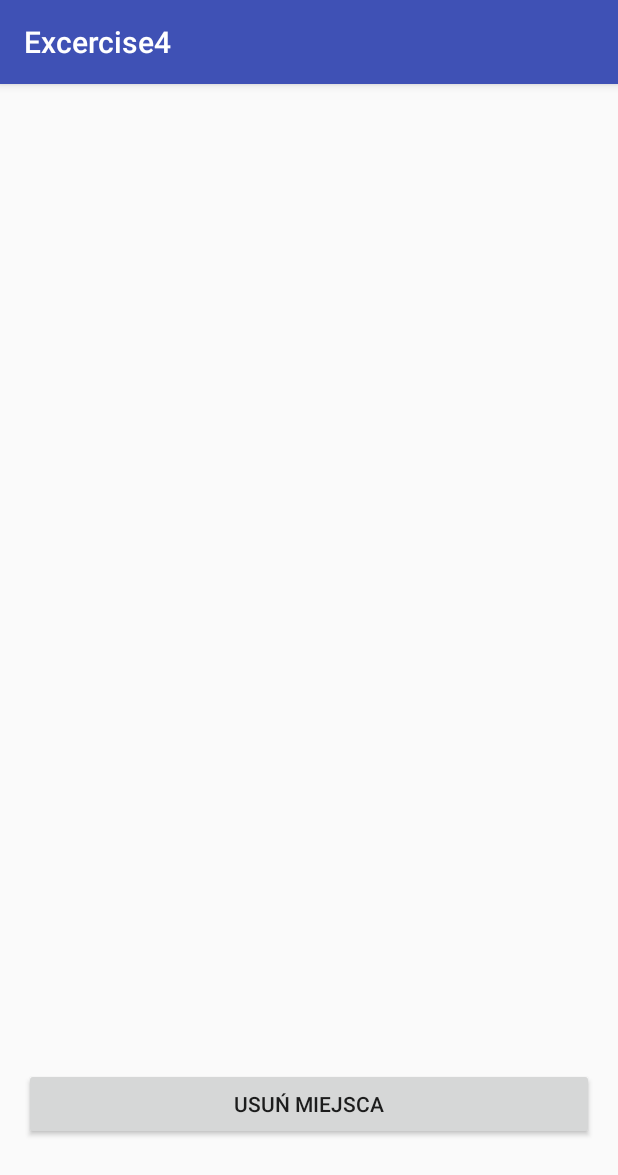
After one commit to xShivan/PJATK-Android, an Android app: the PlacesActivity screen opened directly, with no data from a screen before it, on a phone screen of 412 x 824 dp. The commit adds this screen. Shown: the top 1175 px of the screen. Run offline under Robolectric (Android 15) with nearby library versions, the phone set to English and light mode, and no system bars.

Commit message:
Poprawki nawigacji i odświeżania danych w aplikacji.

```diff
--- a/Excercise4/app/build.gradle
+++ b/Excercise4/app/build.gradle
@@ -24,9 +24,10 @@ dependencies {
     androidTestCompile('com.android.support.test.espresso:espresso-core:2.2.2', {
         exclude group: 'com.android.support', module: 'support-annotations'
     })
+
     compile 'com.android.support:appcompat-v7:25.1.0'
     compile 'com.google.android.gms:play-services:10.0.1'
+    compile 'com.google.code.gson:gson:2.8.0'
+    compile 'com.android.support:design:25.1.0'
     testCompile 'junit:junit:4.12'
-
-    compile 'com.google.code.gson:gson:2.8.0'
 }
--- a/Excercise4/app/src/main/AndroidManifest.xml
+++ b/Excercise4/app/src/main/AndroidManifest.xml
@@ -38,7 +38,8 @@
                 <category android:name="android.intent.category.LAUNCHER" />
             </intent-filter>
         </activity>
-        <activity android:name=".AddPlaceActivity"></activity>
+        <activity android:name=".AddPlaceActivity" />
+        <activity android:name=".PlacesActivity"></activity>
     </application>
 
 </manifest>
--- a/Excercise4/app/src/main/java/net/xshivan/excercise4/AddPlaceActivity.java
+++ b/Excercise4/app/src/main/java/net/xshivan/excercise4/AddPlaceActivity.java
@@ -82,7 +82,7 @@ public class AddPlaceActivity extends AppCompatActivity {
     }
 
     private Location getLocation(String provider) {
-        locationManager.requestLocationUpdates(LocationManager.GPS_PROVIDER, 0, 0, locationListener);
-        return locationManager.getLastKnownLocation(LocationManager.GPS_PROVIDER);
+        locationManager.requestLocationUpdates(provider, 0, 0, locationListener);
+        return locationManager.getLastKnownLocation(provider);
     }
 }
--- /dev/null
+++ b/Excercise4/app/src/main/java/net/xshivan/excercise4/PlaceListViewAdapter.java
@@ -0,0 +1,68 @@
+package net.xshivan.excercise4;
+
+import android.app.Activity;
+import android.view.LayoutInflater;
+import android.view.View;
+import android.view.ViewGroup;
+import android.widget.BaseAdapter;
+import android.widget.TextView;
+
+import java.util.ArrayList;
+
+public class PlaceListViewAdapter extends BaseAdapter {
+
+    private Activity activity;
+
+    public ArrayList<Coordinates> list;
+
+    public PlaceListViewAdapter(Activity activity, ArrayList<Coordinates> list) {
+        super();
+
+        this.activity = activity;
+        this.list = list;
+    }
+
+    @Override
+    public int getCount() {
+        return list.size();
+    }
+
+    @Override
+    public Object getItem(int i) {
+        return list.get(i);
+    }
+
+    @Override
+    public long getItemId(int i) {
+        return 0;
+    }
+
+    @Override
+    public View getView(int position, View convertView, ViewGroup viewGroup) {
+        final PlaceListItemViewModel productListItemViewModel;
+        LayoutInflater inflater =  activity.getLayoutInflater();
+
+        if (convertView == null)
+        {
+            convertView = inflater.inflate(R.layout.place_list_item, null);
+            productListItemViewModel = new PlaceListItemViewModel();
+            productListItemViewModel.textViewPlaceName = (TextView) convertView.findViewById(R.id.textViewPlaceName);
+            productListItemViewModel.textViewPlaceDescription = (TextView) convertView.findViewById(R.id.textViewPlaceDescription);
+            convertView.setTag(productListItemViewModel);
+        }
+        else
+            productListItemViewModel = (PlaceListItemViewModel) convertView.getTag();
+
+        final Coordinates coordinates = list.get(position);
+
+        productListItemViewModel.textViewPlaceName.setText(coordinates.name + " (" + String.format("%.2f",coordinates.latitude) + ", " + String.format("%.2f", coordinates.longitude) + ")");
+        productListItemViewModel.textViewPlaceDescription.setText(coordinates.description);
+
+        return convertView;
+    }
+
+    private class PlaceListItemViewModel {
+        public TextView textViewPlaceName;
+        public TextView textViewPlaceDescription;
+    }
+}
--- /dev/null
+++ b/Excercise4/app/src/main/java/net/xshivan/excercise4/PlacesActivity.java
@@ -0,0 +1,28 @@
+package net.xshivan.excercise4;
+
+import android.support.v7.app.AppCompatActivity;
+import android.os.Bundle;
+import android.view.View;
+import android.widget.ListView;
+
+public class PlacesActivity extends AppCompatActivity {
+
+    public void handleDeletePlacesClick(View view) {
+        CoordinateManager.clearAll(getApplicationContext());
+        initializePlaceList();
+    }
+
+    @Override
+    protected void onCreate(Bundle savedInstanceState) {
+        super.onCreate(savedInstanceState);
+        setContentView(R.layout.activity_places);
+        initializePlaceList();
+    }
+
+    private void initializePlaceList() {
+        PlaceListViewAdapter adapter = new PlaceListViewAdapter(this, CoordinateManager.getCoordinates());
+        ListView listViewProducts = (ListView) findViewById(R.id.listViewPlaces);
+        listViewProducts.setAdapter(adapter);
+        adapter.notifyDataSetChanged();
+    }
+}
--- /dev/null
+++ b/Excercise4/app/src/main/res/layout/activity_places.xml
@@ -0,0 +1,35 @@
+<?xml version="1.0" encoding="utf-8"?>
+<RelativeLayout xmlns:android="http://schemas.android.com/apk/res/android"
+    xmlns:tools="http://schemas.android.com/tools"
+    android:id="@+id/activity_places"
+    android:layout_width="match_parent"
+    android:layout_height="match_parent"
+    android:paddingBottom="@dimen/activity_vertical_margin"
+    android:paddingLeft="@dimen/activity_horizontal_margin"
+    android:paddingRight="@dimen/activity_horizontal_margin"
+    android:paddingTop="@dimen/activity_vertical_margin"
+    tools:context="net.xshivan.excercise4.PlacesActivity">
+
+    <LinearLayout
+        android:orientation="vertical"
+        android:layout_width="match_parent"
+        android:layout_height="match_parent"
+        android:layout_alignParentTop="true"
+        android:layout_alignParentLeft="true"
+        android:layout_alignParentStart="true"
+        android:weightSum="1">
+
+        <ListView
+            android:layout_width="match_parent"
+            android:layout_height="407dp"
+            android:layout_weight="0.83"
+            android:id="@+id/listViewPlaces" />
+
+        <Button
+            android:text="Usuń miejsca"
+            android:layout_width="match_parent"
+            android:layout_height="wrap_content"
+            android:id="@+id/btnClear"
+            android:onClick="handleDeletePlacesClick" />
+    </LinearLayout>
+</RelativeLayout>
--- a/Excercise4/app/src/main/res/values/dimens.xml
+++ b/Excercise4/app/src/main/res/values/dimens.xml
@@ -2,4 +2,5 @@
     <!-- Default screen margins, per the Android Design guidelines. -->
     <dimen name="activity_horizontal_margin">16dp</dimen>
     <dimen name="activity_vertical_margin">16dp</dimen>
+    <dimen name="fab_margin">16dp</dimen>
 </resources>
--- a/Excercise4/app/src/main/res/values/strings.xml
+++ b/Excercise4/app/src/main/res/values/strings.xml
@@ -1,4 +1,5 @@
 <resources>
     <string name="app_name">Excercise4</string>
     <string name="title_activity_maps">Moje miejsca</string>
+    <string name="title_activity_places">PlacesActivity</string>
 </resources>
```
Also changed, not shown: Excercise4/app/src/main/java/net/xshivan/excercise4/CoordinateManager.java (+23 -15 lines), Excercise4/app/src/main/java/net/xshivan/excercise4/MapsActivity.java (+24 -10 lines), Excercise4/app/src/main/res/layout/activity_maps.xml (+12 -0 lines), Excercise4/app/src/main/res/layout/place_list_item.xml (added, +25 -0 lines), Excercise4/app/src/main/res/values-v21/styles.xml (added, +9 -0 lines), Excercise4/app/src/main/res/values/styles.xml (+9 -0 lines).
